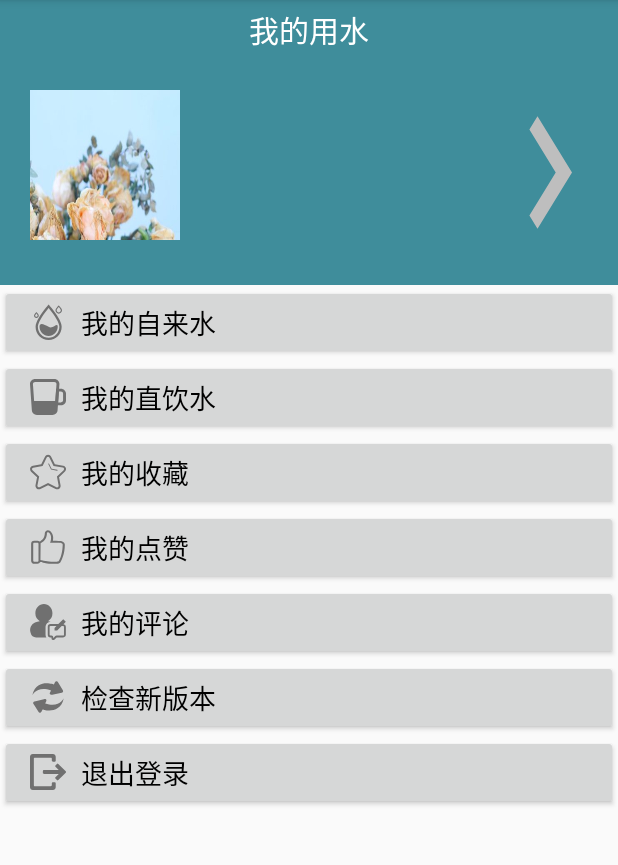
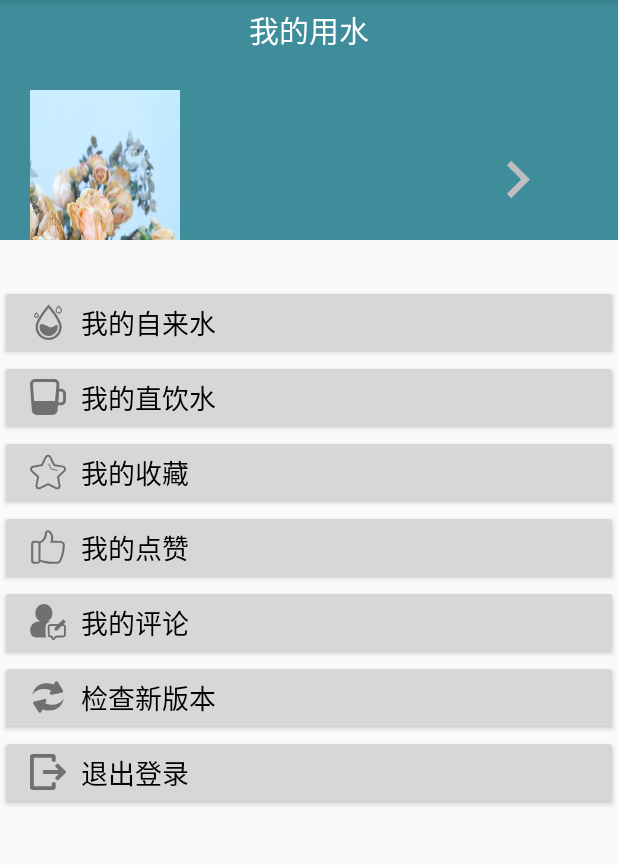
Before and after one commit to CoCoCorina/Water_Query, an Android app: the fragment PersonalFragment shown on its own in the app's theme, on a phone screen of 412 x 824 dp, the part 84-949 px from its top. Run offline under Robolectric (Android 15) with nearby library versions, the phone set to English and light mode, and no system bars; our stand-ins replace Picasso; pictures from the network do not load; 1 statement that could not run was skipped.

Commit message:
修复bug
修复了从主界面跳转到其他活动后，主界面内容显示异常的bug

```diff
--- a/app/src/main/res/layout/activity_bill_details.xml
+++ b/app/src/main/res/layout/activity_bill_details.xml
@@ -12,7 +12,7 @@
 
         <LinearLayout
             android:layout_width="match_parent"
-            android:layout_height="match_parent"
+            android:layout_height="wrap_content"
             android:orientation="vertical">
 
             <LinearLayout
@@ -68,7 +68,7 @@
             <ListView
                 android:id="@+id/listview_bill_details"
                 android:layout_width="match_parent"
-                android:layout_height="1450dp"
+                android:layout_height="1300dp"
                 android:layout_margin="20dp"
                 android:divider="@null"
                 android:dividerHeight="20dp" />
--- a/app/src/main/res/layout/personal_fragment.xml
+++ b/app/src/main/res/layout/personal_fragment.xml
@@ -16,7 +16,7 @@
 
             <LinearLayout
                 android:layout_width="match_parent"
-                android:layout_height="190dp"
+                android:layout_height="160dp"
                 android:background="#3F8D9B"
                 android:orientation="vertical">
 
@@ -30,7 +30,7 @@
 
                 <LinearLayout
                     android:layout_width="match_parent"
-                    android:layout_height="match_parent"
+                    android:layout_height="160dp"
                     android:orientation="horizontal">
 
                     <ImageView
@@ -51,6 +51,7 @@
                             android:id="@+id/personal_supply_number"
                             android:layout_width="match_parent"
                             android:layout_height="40dp"
+                            android:layout_gravity="center"
                             android:layout_marginLeft="10dp"
                             android:layout_marginTop="30dp"
                             android:gravity="left"
@@ -60,14 +61,16 @@
                     </LinearLayout>
 
                     <Button
-                        android:layout_width="match_parent"
-                        android:layout_height="match_parent"
+                        android:layout_width="50dp"
+                        android:layout_height="50dp"
+                        android:layout_gravity="center"
                         android:background="@drawable/ic_baseline_chevron_right_24" />
 
                 </LinearLayout>
             </LinearLayout>
 
             <LinearLayout
+                android:layout_marginTop="30dp"
                 android:layout_width="match_parent"
                 android:layout_height="match_parent"
                 android:orientation="vertical">
```
Also changed, not shown: app/src/main/java/com/dev/water_query/activity/MainActivity.java (+5 -5 lines).
